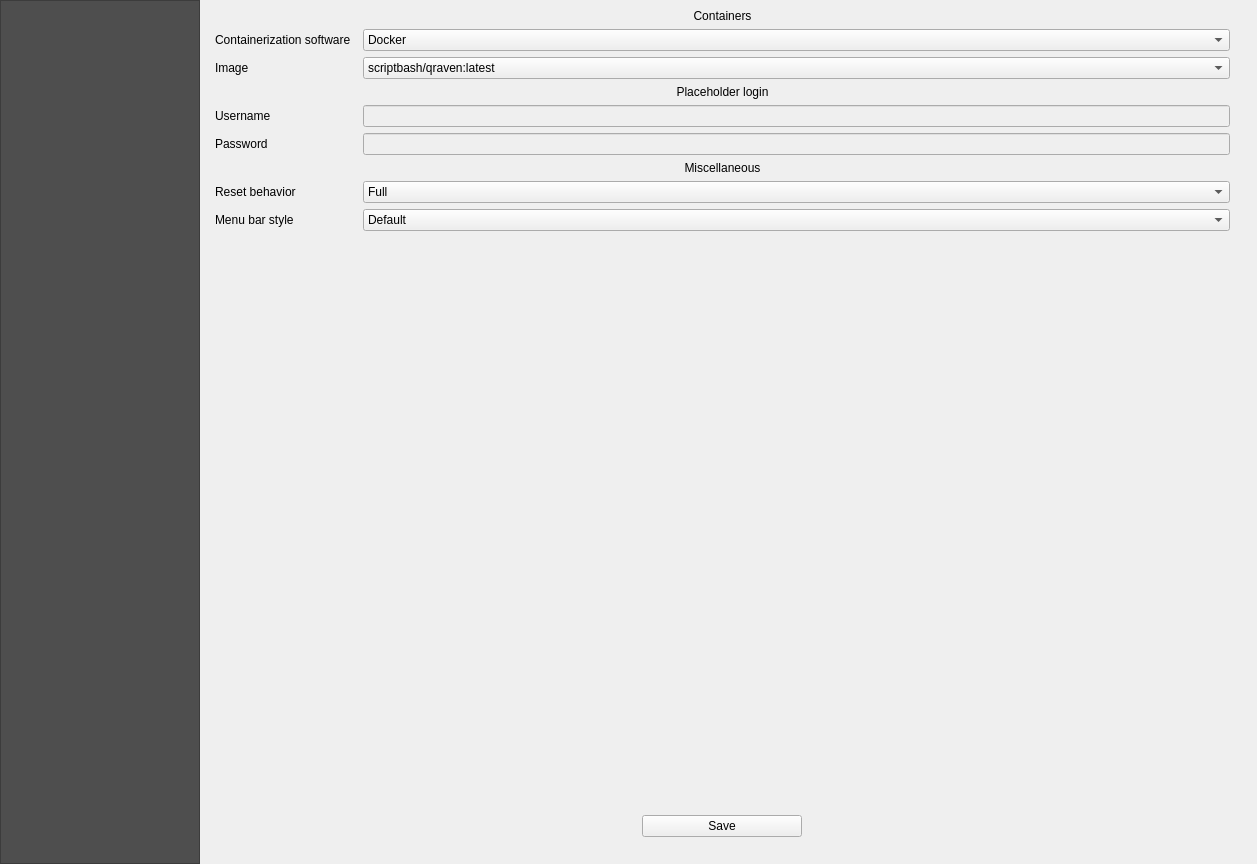
Above: qraven/qraven_dialog_base.ui from Scriptbash/QRaven before the change. Below: the same form after it.
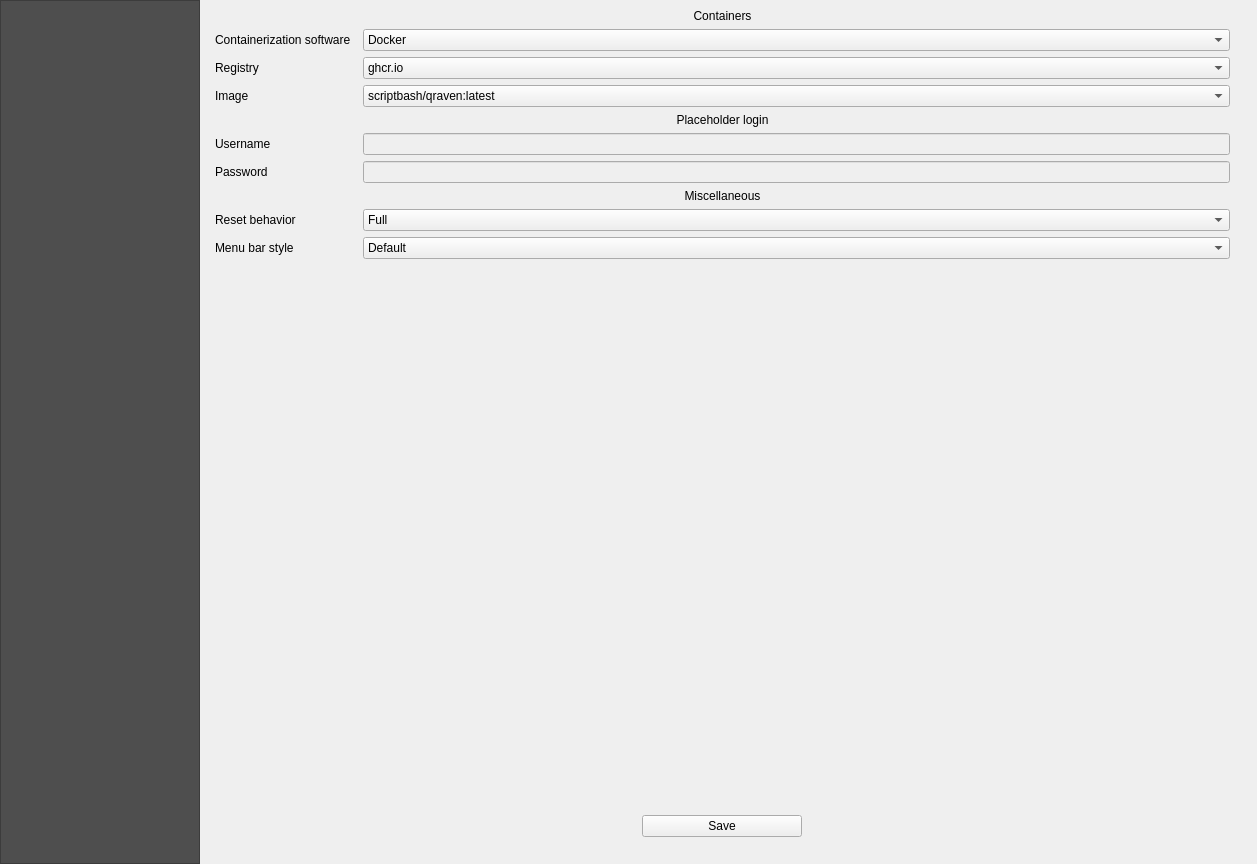
That is the form after the change. The open tabs and pages were chosen to show the change. Icons and pictures are not drawn. Custom widgets are drawn as their Qt base class.

```diff
--- a/qraven/qraven_dialog_base.ui
+++ b/qraven/qraven_dialog_base.ui
@@ -5744,18 +5744,8 @@
           <item row="0" column="0">
            <widget class="QWidget" name="widget_10" native="true">
             <layout class="QGridLayout" name="gridLayout_44">
-             <item row="3" column="0" colspan="3">
-              <widget class="QLabel" name="label_63">
-               <property name="text">
-                <string>Placeholder login</string>
-               </property>
-               <property name="alignment">
-                <set>Qt::AlignCenter</set>
-               </property>
-              </widget>
-             </item>
-             <item row="10" column="2">
-              <spacer name="verticalSpacer_2">
+             <item row="14" column="2">
+              <spacer name="verticalSpacer_7">
                <property name="orientation">
                 <enum>Qt::Vertical</enum>
                </property>
@@ -5767,13 +5757,20 @@
                </property>
               </spacer>
              </item>
-             <item row="6" column="2">
-              <widget class="QLineEdit" name="txt_casparpassword">
-               <property name="enabled">
-                <bool>false</bool>
+             <item row="6" column="0">
+              <widget class="QLabel" name="label_217">
+               <property name="text">
+                <string>Username</string>
                </property>
-               <property name="echoMode">
-                <enum>QLineEdit::PasswordEchoOnEdit</enum>
+              </widget>
+             </item>
+             <item row="8" column="0" colspan="3">
+              <widget class="QLabel" name="label_65">
+               <property name="text">
+                <string>Miscellaneous</string>
+               </property>
+               <property name="alignment">
+                <set>Qt::AlignCenter</set>
                </property>
               </widget>
              </item>
@@ -5787,14 +5784,17 @@
                </property>
               </widget>
              </item>
-             <item row="6" column="0">
-              <widget class="QLabel" name="label_218">
-               <property name="text">
-                <string>Password</string>
+             <item row="7" column="2">
+              <widget class="QLineEdit" name="txt_casparpassword">
+               <property name="enabled">
+                <bool>false</bool>
+               </property>
+               <property name="echoMode">
+                <enum>QLineEdit::PasswordEchoOnEdit</enum>
                </property>
               </widget>
              </item>
-             <item row="11" column="0" colspan="3">
+             <item row="12" column="0" colspan="3">
               <widget class="QLabel" name="lbl_update">
                <property name="text">
                 <string/>
@@ -5804,14 +5804,97 @@
                </property>
               </widget>
              </item>
-             <item row="2" column="0">
+             <item row="10" column="2">
+              <widget class="QComboBox" name="combo_menubar">
+               <item>
+                <property name="text">
+                 <string>Default</string>
+                </property>
+               </item>
+               <item>
+                <property name="text">
+                 <string>Collapsed</string>
+                </property>
+               </item>
+              </widget>
+             </item>
+             <item row="3" column="2">
+              <widget class="QComboBox" name="combo_dockerimage">
+               <item>
+                <property name="text">
+                 <string>scriptbash/qraven:latest</string>
+                </property>
+               </item>
+               <item>
+                <property name="text">
+                 <string>scriptbash/qraven:unstable</string>
+                </property>
+               </item>
+              </widget>
+             </item>
+             <item row="1" column="2">
+              <widget class="QComboBox" name="combo_container">
+               <item>
+                <property name="text">
+                 <string>Docker</string>
+                </property>
+               </item>
+               <item>
+                <property name="text">
+                 <string>Podman</string>
+                </property>
+               </item>
+              </widget>
+             </item>
+             <item row="11" column="2">
+              <spacer name="verticalSpacer_2">
+               <property name="orientation">
+                <enum>Qt::Vertical</enum>
+               </property>
+               <property name="sizeHint" stdset="0">
+                <size>
+                 <width>20</width>
+                 <height>40</height>
+                </size>
+               </property>
+              </spacer>
+             </item>
+             <item row="9" column="0">
+              <widget class="QLabel" name="label_71">
+               <property name="text">
+                <string>Reset behavior</string>
+               </property>
+              </widget>
+             </item>
+             <item row="7" column="0">
+              <widget class="QLabel" name="label_218">
+               <property name="text">
+                <string>Password</string>
+               </property>
+              </widget>
+             </item>
+             <item row="3" column="0">
               <widget class="QLabel" name="label_64">
                <property name="text">
                 <string>Image</string>
                </property>
               </widget>
              </item>
-             <item row="14" column="0" colspan="3">
+             <item row="9" column="2">
+              <widget class="QComboBox" name="combo_resetmode">
+               <item>
+                <property name="text">
+                 <string>Full</string>
+                </property>
+               </item>
+               <item>
+                <property name="text">
+                 <string>Partial</string>
+                </property>
+               </item>
+              </widget>
+             </item>
+             <item row="15" column="0" colspan="3">
               <widget class="QWidget" name="widget_11" native="true">
                <layout class="QHBoxLayout" name="horizontalLayout">
                 <item>
@@ -5836,116 +5919,54 @@
                </layout>
               </widget>
              </item>
-             <item row="9" column="0">
+             <item row="6" column="2">
+              <widget class="QLineEdit" name="txt_casparusername">
+               <property name="enabled">
+                <bool>false</bool>
+               </property>
+              </widget>
+             </item>
+             <item row="4" column="0" colspan="3">
+              <widget class="QLabel" name="label_63">
+               <property name="text">
+                <string>Placeholder login</string>
+               </property>
+               <property name="alignment">
+                <set>Qt::AlignCenter</set>
+               </property>
+              </widget>
+             </item>
+             <item row="1" column="0">
+              <widget class="QLabel" name="label_216">
+               <property name="text">
+                <string>Containerization software</string>
+               </property>
+              </widget>
+             </item>
+             <item row="10" column="0">
               <widget class="QLabel" name="label_66">
                <property name="text">
                 <string>Menu bar style</string>
                </property>
               </widget>
              </item>
-             <item row="9" column="2">
-              <widget class="QComboBox" name="combo_menubar">
-               <item>
-                <property name="text">
-                 <string>Default</string>
-                </property>
-               </item>
-               <item>
-                <property name="text">
-                 <string>Collapsed</string>
-                </property>
-               </item>
+             <item row="2" column="0">
+              <widget class="QLabel" name="label_111">
+               <property name="text">
+                <string>Registry</string>
+               </property>
               </widget>
              </item>
              <item row="2" column="2">
-              <widget class="QComboBox" name="combo_dockerimage">
+              <widget class="QComboBox" name="combo_registry">
                <item>
                 <property name="text">
-                 <string>scriptbash/qraven:latest</string>
+                 <string>ghcr.io</string>
                 </property>
                </item>
                <item>
                 <property name="text">
-                 <string>scriptbash/qraven:unstable</string>
-                </property>
-               </item>
-              </widget>
-             </item>
-             <item row="7" column="0" colspan="3">
-              <widget class="QLabel" name="label_65">
-               <property name="text">
-                <string>Miscellaneous</string>
-               </property>
-               <property name="alignment">
-                <set>Qt::AlignCenter</set>
-               </property>
-              </widget>
-             </item>
-             <item row="1" column="2">
-              <widget class="QComboBox" name="combo_container">
-               <item>
-                <property name="text">
-                 <string>Docker</string>
-                </property>
-               </item>
-               <item>
-                <property name="text">
-                 <string>Podman</string>
-                </property>
-               </item>
-              </widget>
-             </item>
-             <item row="5" column="0">
-              <widget class="QLabel" name="label_217">
-               <property name="text">
-                <string>Username</string>
-               </property>
-              </widget>
-             </item>
-             <item row="1" column="0">
-              <widget class="QLabel" name="label_216">
-               <property name="text">
-                <string>Containerization software</string>
-               </property>
-              </widget>
-             </item>
-             <item row="5" column="2">
-              <widget class="QLineEdit" name="txt_casparusername">
-               <property name="enabled">
-                <bool>false</bool>
-               </property>
-              </widget>
-             </item>
-             <item row="13" column="2">
-              <spacer name="verticalSpacer_7">
-               <property name="orientation">
-                <enum>Qt::Vertical</enum>
-               </property>
-               <property name="sizeHint" stdset="0">
-                <size>
-                 <width>20</width>
-                 <height>40</height>
-                </size>
-               </property>
-              </spacer>
-             </item>
-             <item row="8" column="0">
-              <widget class="QLabel" name="label_71">
-               <property name="text">
-                <string>Reset behavior</string>
-               </property>
-              </widget>
-             </item>
-             <item row="8" column="2">
-              <widget class="QComboBox" name="combo_resetmode">
-               <item>
-                <property name="text">
-                 <string>Full</string>
-                </property>
-               </item>
-               <item>
-                <property name="text">
-                 <string>Partial</string>
+                 <string>docker.io</string>
                 </property>
                </item>
               </widget>
```
Left out of the diff: 10 changed lines with no effect on the pictures.
